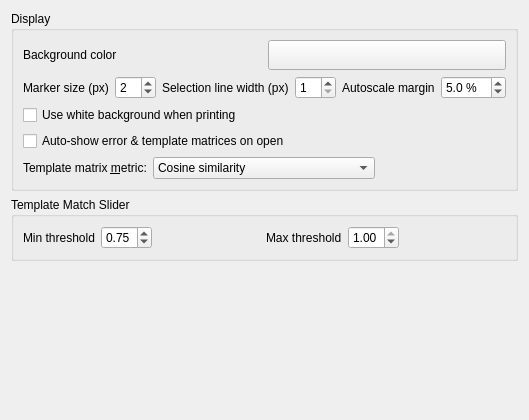
Before: the Qt Designer form src/klusters/src/prefdisplaylayout.ui in Gravios/neurosuite-3, drawn with Qt 5.
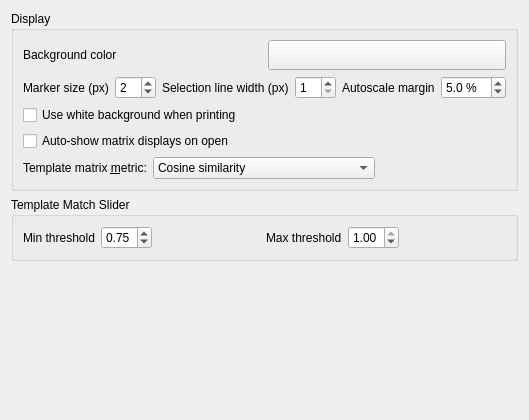
After: the same form once the commit is applied. Custom widgets are drawn as their Qt base class.

Commit message: klusters: auto-show all four matrices on open

The edit to the form file:
```diff
--- a/src/klusters/src/prefdisplaylayout.ui
+++ b/src/klusters/src/prefdisplaylayout.ui
@@ -200,7 +200,7 @@
        
        <widget class="QCheckBox" name="autoShowMatricesOnOpenCheckBox">
         <property name="text">
-         <string>Auto-show error &amp;&amp; template matrices on open</string>
+         <string>Auto-show matrix displays on open</string>
         </property>
         <property name="toolTip">
          <string>When checked, opening a document automatically creates a Grouping Assistant Display with both the Error Matrix and Template Matrix docks, then triggers an Update Error Matrix to populate them.  Saves the user from manually doing this on every document open.  Combines with the global window-geometry restore (already saved on close) to give a consistent layout across sessions.</string>
```
Left out of the diff: 2 changed lines with no effect on the pictures. The commit also changes 3 other files.
